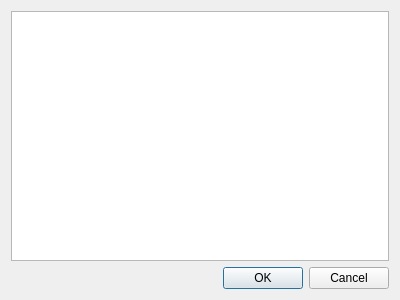
First picture: the form in pyipk/qtipk/ui/plug_diag.ui, repository Newterm/szarp, before the edit.
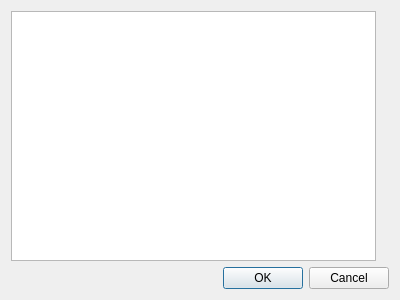
Second picture: the form after the edit.

Commit message:
pyipk: Plugins documentation in gui
+ printing plugins docstrings in PluginsDialog window

What changed in the file:
```diff
--- a/pyipk/qtipk/ui/plug_diag.ui
+++ b/pyipk/qtipk/ui/plug_diag.ui
@@ -30,10 +30,36 @@
       </widget>
      </item>
      <item>
-      <layout class="QVBoxLayout" name="vlay_args"/>
-     </item>
-     <item>
-      <layout class="QGridLayout" name="glay_args"/>
+      <layout class="QVBoxLayout" name="vlay_args">
+       <item>
+        <widget class="QLabel" name="textDoc">
+         <property name="sizePolicy">
+          <sizepolicy hsizetype="Preferred" vsizetype="Fixed">
+           <horstretch>0</horstretch>
+           <verstretch>0</verstretch>
+          </sizepolicy>
+         </property>
+         <property name="frameShape">
+          <enum>QFrame::NoFrame</enum>
+         </property>
+         <property name="text">
+          <string/>
+         </property>
+         <property name="textFormat">
+          <enum>Qt::PlainText</enum>
+         </property>
+         <property name="alignment">
+          <set>Qt::AlignJustify|Qt::AlignVCenter</set>
+         </property>
+         <property name="wordWrap">
+          <bool>true</bool>
+         </property>
+        </widget>
+       </item>
+       <item>
+        <layout class="QGridLayout" name="glay_args"/>
+       </item>
+      </layout>
      </item>
     </layout>
    </item>
```
Left out of the diff: 4 changed lines with no effect on the pictures. The commit also changes 2 other files.
